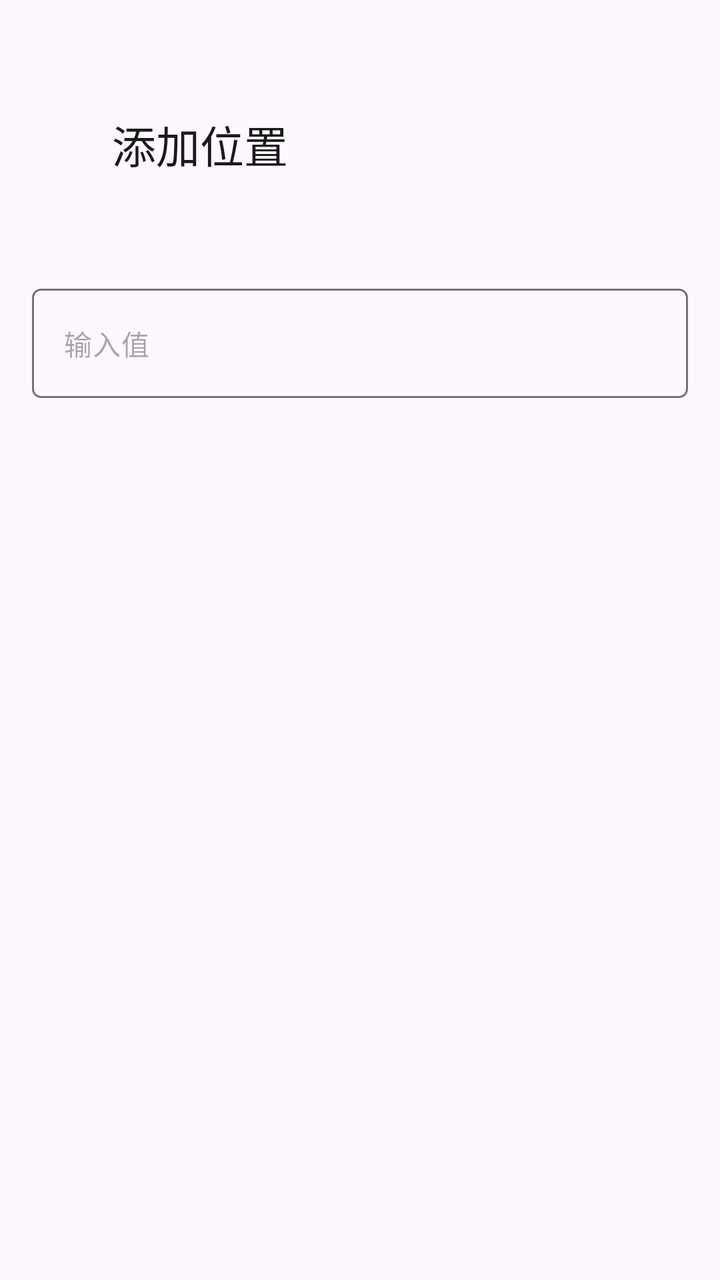
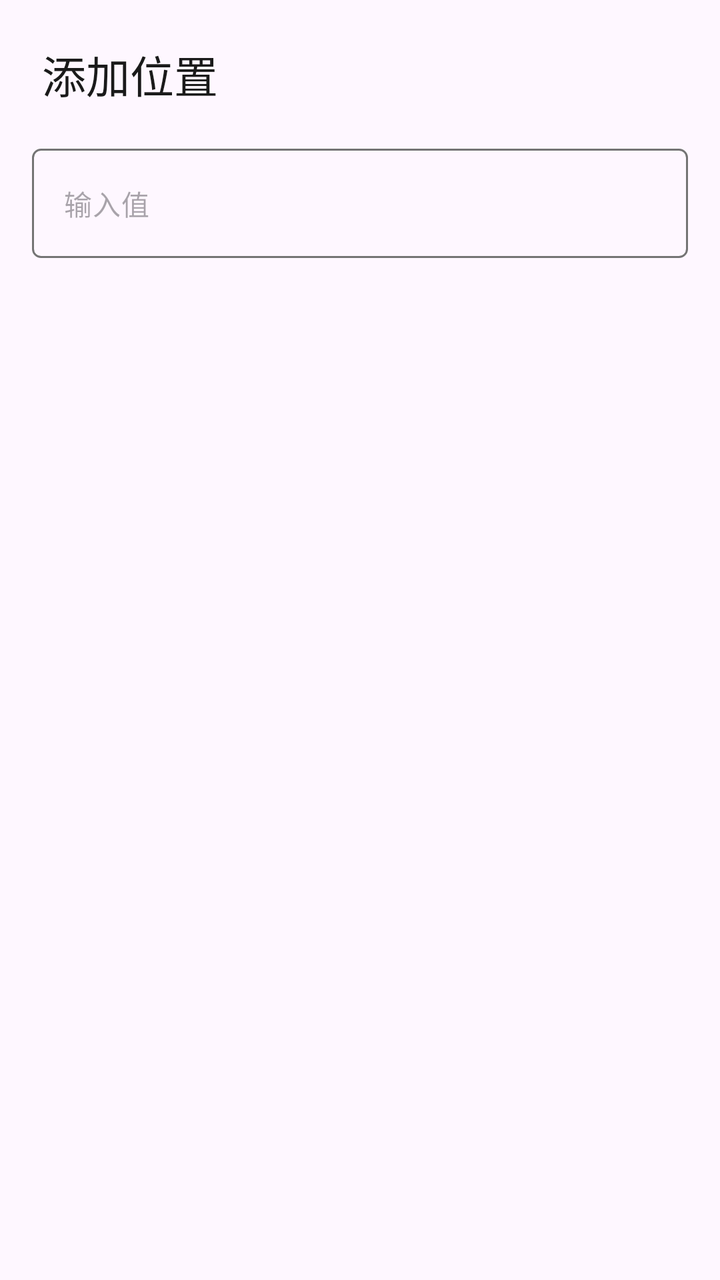

An Android layout rendered at two revisions. The XML below is the earlier revision; the diff shows what the commit changed to produce the second picture.
<!-- AndroidManifest.xml: application theme AppTheme -->
<!-- res/layout/dialog_input.xml -->
<?xml version="1.0" encoding="utf-8"?>
<LinearLayout
    xmlns:android="http://schemas.android.com/apk/res/android"
    xmlns:app="http://schemas.android.com/apk/res-auto"
    android:layout_width="match_parent"
    android:layout_height="wrap_content"
    android:orientation="vertical"
    android:padding="16dp">

        <TextView
            android:id="@+id/title"
            android:layout_width="match_parent"
            android:layout_height="wrap_content"
            android:text="@string/add_location"
            android:textAppearance="?attr/textAppearanceTitleLarge"
            android:textColor="?attr/colorOnSurface"
            android:padding="40dp"/>

        <com.google.android.material.textfield.TextInputLayout
            android:layout_width="match_parent"
            android:layout_height="wrap_content"
            android:layout_marginTop="16dp"
            app:boxBackgroundMode="none"
            app:hintEnabled="false"
            >

            <com.google.android.material.textfield.TextInputEditText
                android:id="@+id/value"
                android:layout_width="match_parent"
                android:layout_height="wrap_content"
                android:imeOptions="actionNext"
                android:inputType="text"
                android:singleLine="true"
                android:textColor="?attr/colorOnSurface"
                android:textAppearance="@style/TextAppearance.Material3.BodyMedium"
                android:hint="输入值"
                android:background="@drawable/edit_text_box">

            </com.google.android.material.textfield.TextInputEditText>
        </com.google.android.material.textfield.TextInputLayout>

</LinearLayout>
<!-- resources referenced by this layout -->
<resources>
  <!-- drawable edit_text_box (drawable) -->
  <?xml version="1.0" encoding="utf-8"?>
  <selector xmlns:android="http://schemas.android.com/apk/res/android">
      <item android:state_focused="true">
          <shape android:shape="rectangle">
              <solid android:color="@android:color/transparent" />
              <stroke android:width="2dp" android:color="?attr/colorPrimary" />
              <corners android:radius="4dp" />
          </shape>
      </item>
      <item>
          <shape android:shape="rectangle">
              <solid android:color="@android:color/transparent" />
              <stroke android:width="1dp" android:color="?attr/colorOutline" />
              <corners android:radius="4dp" />
          </shape>
      </item>
  </selector>
  <string name="add_location">添加位置</string>
  <style name="AppTheme" parent="Theme.Material3.Light.NoActionBar">
          
          <item name="colorPrimary">#5F5F5F</item>
          <item name="colorOnPrimary">#FFFFFF</item>
          <item name="colorPrimaryContainer">#E0E0E0</item>
          <item name="colorOnPrimaryContainer">#1E1E1E</item>
          <item name="colorSecondary">#494949</item>
          <item name="colorOnSecondary">#FFFFFF</item>
          <item name="colorSecondaryContainer">#E7E7E7</item>
          <item name="colorOnSecondaryContainer">#2A2A2A</item>
          <item name="colorSurface">#FFFFFF</item>
          <item name="colorOnSurface">#1A1A1A</item>
          <item name="colorSurfaceVariant">#F0F0F0</item>
          <item name="colorOnSurfaceVariant">#5F5F5F</item>
          <item name="colorOutline">#747474</item>
  
          
          <item name="android:statusBarColor">@android:color/transparent</item>
          <item name="android:windowDrawsSystemBarBackgrounds">true</item>
          <item name="android:windowTranslucentStatus">true</item>
          <item name="windowActionModeOverlay">true</item>
          <item name="windowActionBar">false</item>
          <item name="windowNoTitle">true</item>
  
          
          <item name="searchViewStyle">@style/Portal.SearchViewStyle</item>
          <item name="sliderStyle">@style/Portal.SliderTheme</item>
          <item name="android:popupMenuStyle">@style/PortalPopupMenuStyle</item>
      </style>
  <style name="Portal.SearchViewStyle" parent="Widget.AppCompat.SearchView" />
  <style name="Portal.SliderTheme" parent="Widget.Material3.Slider" />
  <style name="PortalPopupMenuStyle" parent="Widget.Material3.PopupMenu">
          <item name="android:popupAnimationStyle">@style/PortalPopupAnimation</item>
      </style>
  <style name="PortalPopupAnimation">
          <item name="android:windowEnterAnimation">@anim/popup_in_top_end</item>
          <item name="android:windowExitAnimation">@anim/popup_out_top_end</item>
      </style>
</resources>

<!-- the commit's change to res/layout/dialog_input.xml (unified diff, before → after) -->
@@ -14,7 +14,7 @@
             android:text="@string/add_location"
             android:textAppearance="?attr/textAppearanceTitleLarge"
             android:textColor="?attr/colorOnSurface"
-            android:padding="40dp"/>
+            android:padding="15px"/>
 
         <com.google.android.material.textfield.TextInputLayout
             android:layout_width="match_parent"
